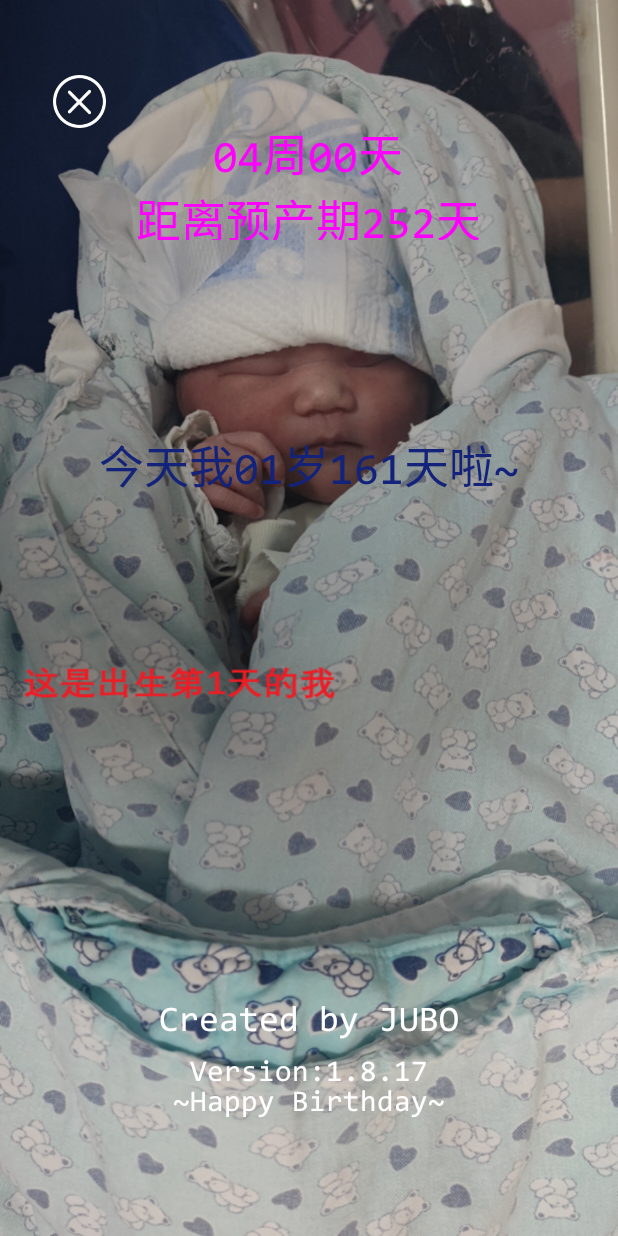
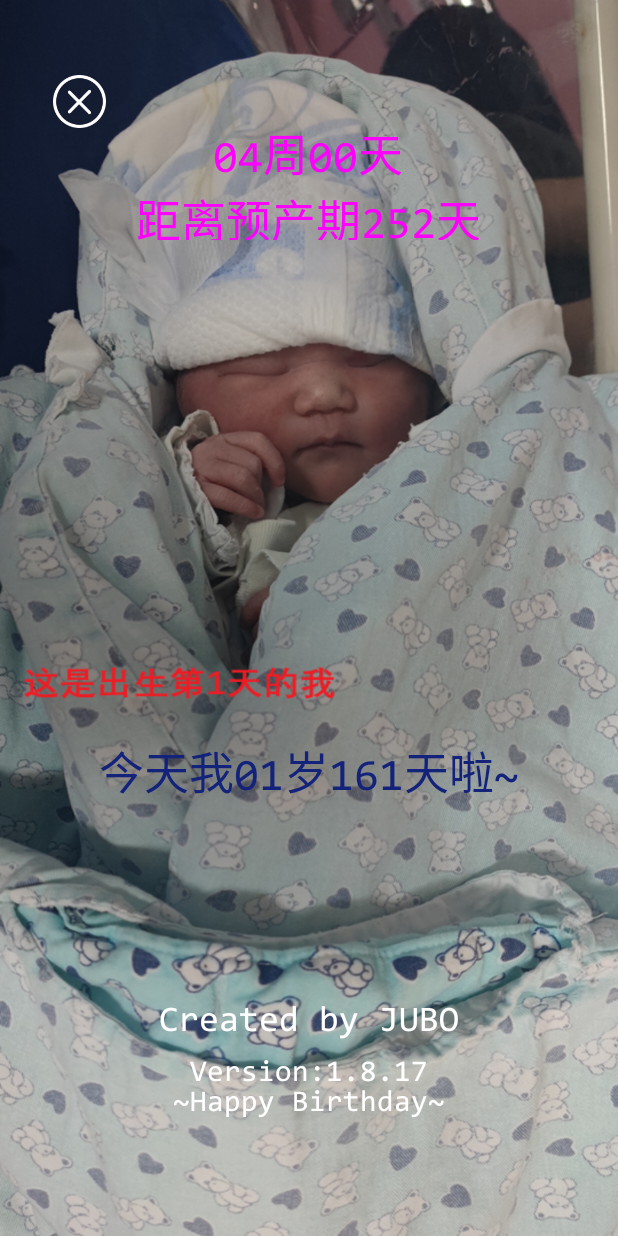
Before and after one commit to JUBO1992/Jyb-nacol, an Android app: the AboutActivity screen opened directly, with no data from a screen before it, on a phone screen of 412 x 824 dp. Run offline under Robolectric (Android 15) with nearby library versions, the phone set to English and light mode, and no system bars.

Commit message:
feat(Jyb): 调整文字位置

```diff
--- a/Jyb/src/main/res/layout/activity_about.xml
+++ b/Jyb/src/main/res/layout/activity_about.xml
@@ -35,8 +35,8 @@
         android:layout_width="wrap_content"
         android:layout_height="80dp"
         android:gravity="center"
-        android:layout_gravity="center_horizontal"
-        android:layout_marginTop="270dp"
+        android:layout_gravity="center_horizontal|bottom"
+        android:layout_marginBottom="270dp"
         android:text="00岁001天"
         android:textColor="#13227a"
         android:textSize="30dp" />
--- a/Jyb/src/main/res/layout/activity_welcome.xml
+++ b/Jyb/src/main/res/layout/activity_welcome.xml
@@ -39,7 +39,7 @@
 		android:layout_height="80dp"
 		android:gravity="center"
 		android:layout_gravity="bottom|center_horizontal"
-		android:layout_marginBottom="210dp"
+		android:layout_marginBottom="180dp"
 		android:text="00周01天"
 		android:textStyle="bold"
 		android:textColor="#ff00ff"
@@ -51,7 +51,7 @@
 		android:layout_height="80dp"
 		android:gravity="center"
 		android:layout_gravity="bottom|center_horizontal"
-		android:layout_marginBottom="100dp"
+		android:layout_marginBottom="80dp"
 		android:text="00岁001天"
 		android:textStyle="bold"
 		android:textColor="#13227a"
```
